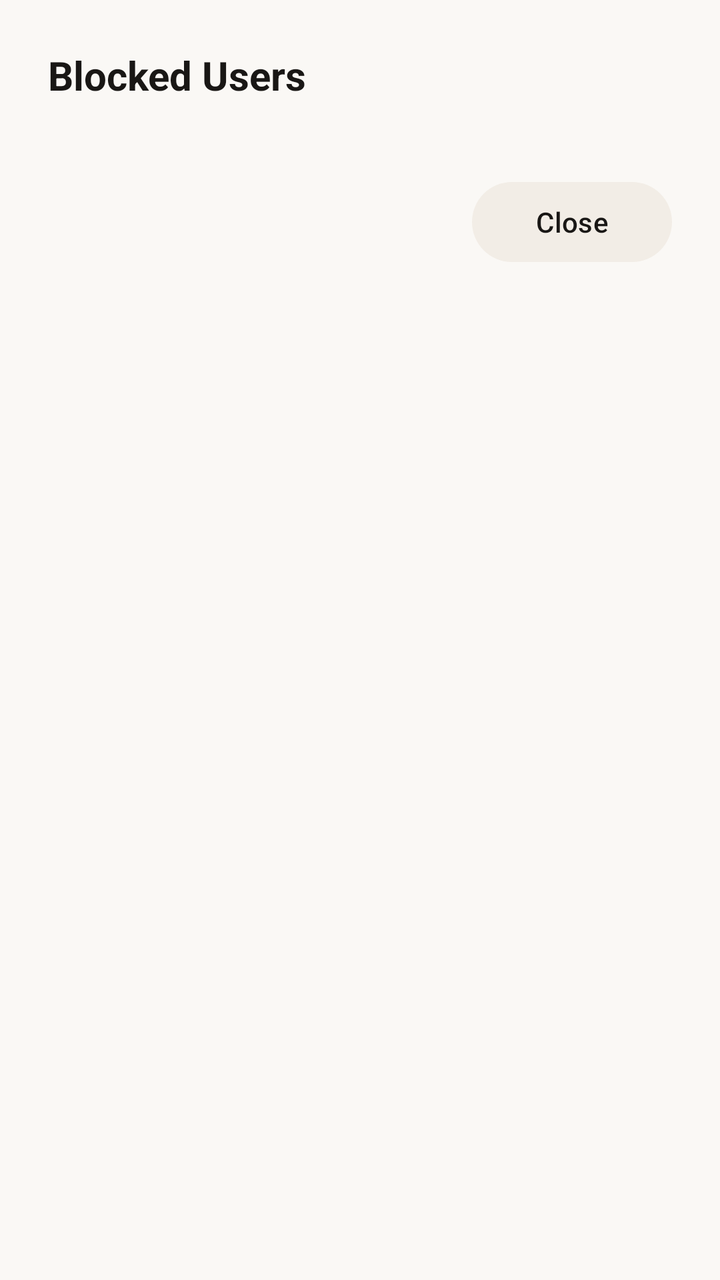
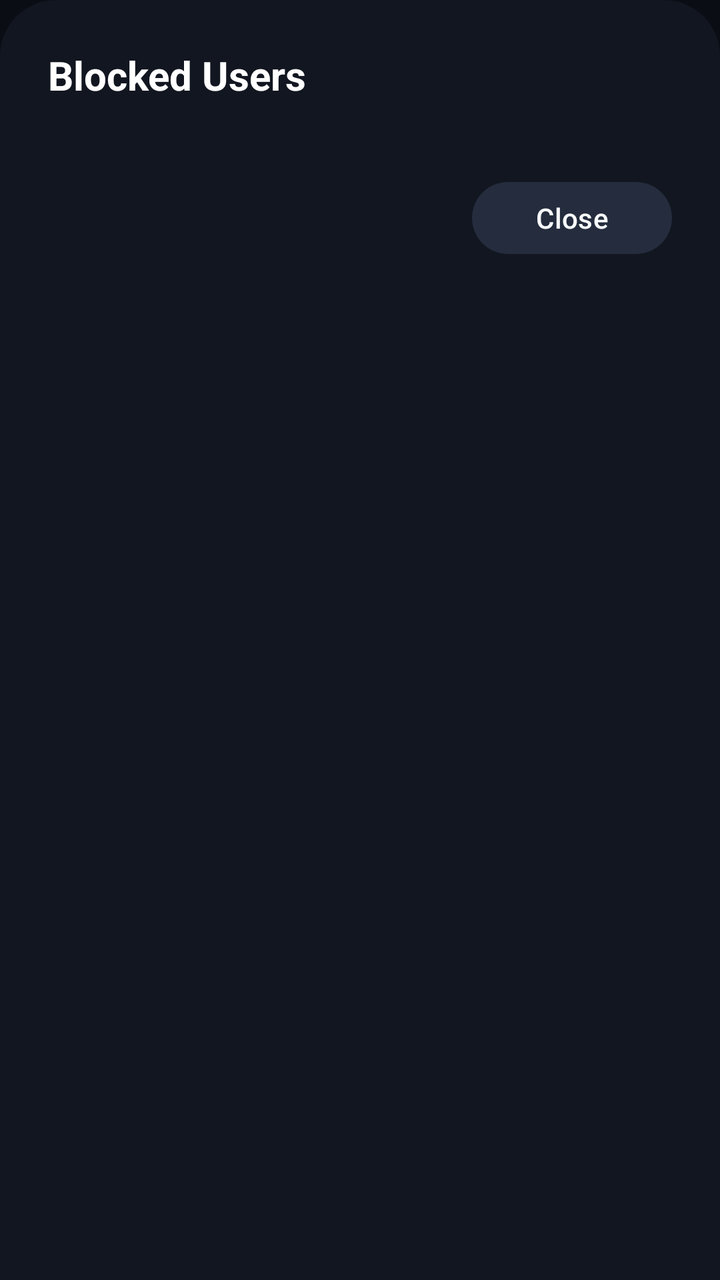

Before-and-after screenshots of an Android layout around one commit, followed by the original layout XML and the change that was made.
<!-- AndroidManifest.xml: application theme Theme.Romear -->
<!-- res/layout/dialog_blocked_users.xml -->
<?xml version="1.0" encoding="utf-8"?>
<LinearLayout xmlns:android="http://schemas.android.com/apk/res/android"
    xmlns:app="http://schemas.android.com/apk/res-auto"
    android:layout_width="match_parent"
    android:layout_height="wrap_content"
    android:orientation="vertical"
    android:padding="24dp">

    <TextView
        android:layout_width="match_parent"
        android:layout_height="wrap_content"
        android:text="@string/profile_blocked_users"
        android:textColor="@color/hello_text"
        android:textSize="20sp"
        android:textStyle="bold" />

    <ProgressBar
        android:id="@+id/blockedLoadingIndicator"
        android:layout_width="wrap_content"
        android:layout_height="wrap_content"
        android:layout_gravity="center"
        android:layout_marginTop="16dp"
        android:visibility="gone" />

    <TextView
        android:id="@+id/emptyBlockedText"
        android:layout_width="match_parent"
        android:layout_height="wrap_content"
        android:layout_marginTop="16dp"
        android:gravity="center"
        android:text="@string/empty_blocked_users"
        android:textColor="@color/hello_text_secondary"
        android:visibility="gone" />

    <LinearLayout
        android:id="@+id/blockedListContainer"
        android:layout_width="match_parent"
        android:layout_height="wrap_content"
        android:layout_marginTop="16dp"
        android:orientation="vertical" />

    <com.google.android.material.button.MaterialButton
        android:id="@+id/closeBlockedDialogButton"
        style="@style/Widget.Hello.Button.Tonal"
        android:layout_width="wrap_content"
        android:layout_height="wrap_content"
        android:layout_gravity="end"
        android:layout_marginTop="20dp"
        android:minHeight="48dp"
        android:minWidth="100dp"
        android:text="@string/close" />
</LinearLayout>
<!-- resources referenced by this layout -->
<resources>
  <color name="hello_text">#191715</color>
  <color name="hello_text_secondary">#635E56</color>
  <style name="Widget.Hello.Button.Tonal" parent="Widget.Material3.Button.TonalButton">
          <item name="android:minHeight">44dp</item>
          <item name="android:textSize">14sp</item>
          <item name="android:letterSpacing">0.01</item>
          <item name="android:fontFamily">sans-serif-medium</item>
          <item name="cornerRadius">22dp</item>
          <item name="android:paddingHorizontal">16dp</item>
          <item name="backgroundTint">@color/hello_surface_variant</item>
          <item name="android:textColor">@color/hello_text</item>
      </style>
  <color name="hello_surface_variant">#F2EDE6</color>
  <style name="Base.Theme.Romear" parent="Theme.Material3.DayNight.NoActionBar">
          <item name="colorPrimary">@color/hello_primary</item>
          <item name="colorPrimaryContainer">@color/hello_primary_container</item>
          <item name="colorOnPrimaryContainer">@color/hello_on_primary_container</item>
          <item name="colorOnPrimary">@color/hello_on_primary</item>
          <item name="colorSecondary">@color/hello_success</item>
          <item name="colorSurface">@color/hello_surface</item>
          <item name="colorOnSurface">@color/hello_text</item>
          <item name="colorOnSurfaceVariant">@color/hello_text_secondary</item>
          <item name="colorSurfaceVariant">@color/hello_surface_variant</item>
          <item name="colorOutline">@color/hello_outline</item>
          <item name="colorError">@color/hello_error</item>
          <item name="android:colorBackground">@color/hello_background</item>
          <item name="android:fontFamily">sans-serif</item>
          <item name="android:windowLightStatusBar">true</item>
          <item name="bottomSheetDialogTheme">@style/ThemeOverlay.Hello.Sheet</item>
          <item name="materialButtonStyle">@style/Widget.Hello.Button</item>
      </style>
  <color name="hello_primary">#D94524</color>
  <color name="hello_primary_container">#FFEAE3</color>
  <color name="hello_on_primary_container">#7F1F08</color>
  <color name="hello_success">#059669</color>
  <color name="hello_surface">#FFFFFF</color>
  <color name="hello_outline">#E3DBD0</color>
  <color name="hello_error">#DC2626</color>
  <color name="hello_background">#FAF8F5</color>
  <style name="Widget.Hello.Button" parent="Widget.Material3.Button">
          <item name="android:minHeight">@dimen/button_height</item>
          <item name="android:textSize">@dimen/body_type</item>
          <item name="android:letterSpacing">0.01</item>
          <item name="android:fontFamily">sans-serif-medium</item>
          <item name="cornerRadius">24dp</item>
          <item name="android:paddingHorizontal">20dp</item>
          <item name="elevation">0dp</item>
      </style>
  <style name="Widget.Hello.Sheet" parent="Widget.Material3.BottomSheet.Modal">
          <item name="shapeAppearance">@style/ShapeAppearance.Hello.Sheet</item>
          <item name="backgroundTint">@color/hello_surface</item>
      </style>
  <dimen name="button_height">52dp</dimen>
  <dimen name="body_type">15sp</dimen>
  <style name="ShapeAppearance.Hello.Sheet" parent="ShapeAppearance.Material3.LargeComponent">
          <item name="cornerSizeTopLeft">24dp</item>
          <item name="cornerSizeTopRight">24dp</item>
      </style>
  <!-- unchanged entries left out for length: 6 -->
</resources>

<!-- the commit's change to res/layout/dialog_blocked_users.xml (unified diff, before → after) -->
@@ -3,6 +3,7 @@
     xmlns:app="http://schemas.android.com/apk/res-auto"
     android:layout_width="match_parent"
     android:layout_height="wrap_content"
+    android:background="@drawable/bg_sheet_rounded"
     android:orientation="vertical"
     android:padding="24dp">
 
@@ -10,7 +11,7 @@
         android:layout_width="match_parent"
         android:layout_height="wrap_content"
         android:text="@string/profile_blocked_users"
-        android:textColor="@color/hello_text"
+        android:textColor="@color/white"
         android:textSize="20sp"
         android:textStyle="bold" />
 
@@ -20,6 +21,7 @@
         android:layout_height="wrap_content"
         android:layout_gravity="center"
         android:layout_marginTop="16dp"
+        android:indeterminateTint="@color/hello_primary"
         android:visibility="gone" />
 
     <TextView
@@ -29,7 +31,7 @@
         android:layout_marginTop="16dp"
         android:gravity="center"
         android:text="@string/empty_blocked_users"
-        android:textColor="@color/hello_text_secondary"
+        android:textColor="@color/text_secondary"
         android:visibility="gone" />
 
     <LinearLayout
@@ -43,10 +45,10 @@
         android:id="@+id/closeBlockedDialogButton"
         style="@style/Widget.Hello.Button.Tonal"
         android:layout_width="wrap_content"
-        android:layout_height="wrap_content"
+        android:layout_height="44dp"
         android:layout_gravity="end"
         android:layout_marginTop="20dp"
-        android:minHeight="48dp"
         android:minWidth="100dp"
-        android:text="@string/close" />
+        android:text="@string/close"
+        app:cornerRadius="999dp" />
 </LinearLayout>
<!-- resource entries referenced after the edit -->
@@ -1,18 +1,18 @@
 <!-- resources referenced by this layout -->
 <resources>
-  <color name="hello_text">#191715</color>
-  <color name="hello_text_secondary">#635E56</color>
+  <color name="hello_text">#F8FAFC</color>
+  <color name="hello_text_secondary">#94A3B8</color>
   <style name="Widget.Hello.Button.Tonal" parent="Widget.Material3.Button.TonalButton">
-          <item name="android:minHeight">44dp</item>
+          <item name="android:minHeight">56dp</item>
           <item name="android:textSize">14sp</item>
           <item name="android:letterSpacing">0.01</item>
           <item name="android:fontFamily">sans-serif-medium</item>
-          <item name="cornerRadius">22dp</item>
-          <item name="android:paddingHorizontal">16dp</item>
-          <item name="backgroundTint">@color/hello_surface_variant</item>
+          <item name="cornerRadius">999dp</item>
+          <item name="android:paddingHorizontal">20dp</item>
+          <item name="backgroundTint">@color/hello_surface_pill</item>
           <item name="android:textColor">@color/hello_text</item>
       </style>
-  <color name="hello_surface_variant">#F2EDE6</color>
+  <color name="hello_surface_variant">#1A202C</color>
   <style name="Base.Theme.Romear" parent="Theme.Material3.DayNight.NoActionBar">
           <item name="colorPrimary">@color/hello_primary</item>
           <item name="colorPrimaryContainer">@color/hello_primary_container</item>
@@ -27,37 +27,69 @@
           <item name="colorError">@color/hello_error</item>
           <item name="android:colorBackground">@color/hello_background</item>
           <item name="android:fontFamily">sans-serif</item>
-          <item name="android:windowLightStatusBar">true</item>
+          <item name="android:windowLightStatusBar">false</item>
+          <item name="android:windowLightNavigationBar" tools:targetApi="o_mr1">false</item>
           <item name="bottomSheetDialogTheme">@style/ThemeOverlay.Hello.Sheet</item>
           <item name="materialButtonStyle">@style/Widget.Hello.Button</item>
       </style>
-  <color name="hello_primary">#D94524</color>
-  <color name="hello_primary_container">#FFEAE3</color>
-  <color name="hello_on_primary_container">#7F1F08</color>
-  <color name="hello_success">#059669</color>
-  <color name="hello_surface">#FFFFFF</color>
-  <color name="hello_outline">#E3DBD0</color>
-  <color name="hello_error">#DC2626</color>
-  <color name="hello_background">#FAF8F5</color>
+  <color name="hello_primary">#FF5C39</color>
+  <color name="text_secondary">#94A3B8</color>
+  <color name="white">#FFFFFFFF</color>
+  <!-- drawable bg_sheet_rounded (drawable) -->
+  <?xml version="1.0" encoding="utf-8"?>
+  <shape xmlns:android="http://schemas.android.com/apk/res/android"
+      android:shape="rectangle">
+      <solid android:color="@color/hello_surface" />
+      <corners
+          android:topLeftRadius="28dp"
+          android:topRightRadius="28dp"
+          android:bottomLeftRadius="0dp"
+          android:bottomRightRadius="0dp" />
+  </shape>
+  <color name="hello_primary_container">#242C3D</color>
+  <color name="hello_on_primary_container">#FF7854</color>
+  <color name="hello_success">#10B981</color>
+  <color name="hello_surface">#121620</color>
+  <color name="hello_surface_pill">#242C3D</color>
+  <color name="hello_outline">#2A3346</color>
+  <color name="hello_error">#EF4444</color>
+  <color name="hello_background">#0A0D14</color>
   <style name="Widget.Hello.Button" parent="Widget.Material3.Button">
-          <item name="android:minHeight">@dimen/button_height</item>
-          <item name="android:textSize">@dimen/body_type</item>
+          <item name="android:minHeight">56dp</item>
+          <item name="android:textSize">14sp</item>
           <item name="android:letterSpacing">0.01</item>
           <item name="android:fontFamily">sans-serif-medium</item>
-          <item name="cornerRadius">24dp</item>
-          <item name="android:paddingHorizontal">20dp</item>
+          <item name="cornerRadius">999dp</item>
+          <item name="android:paddingHorizontal">24dp</item>
           <item name="elevation">0dp</item>
+          <item name="android:insetTop">0dp</item>
+          <item name="android:insetBottom">0dp</item>
+          <item name="android:textAllCaps">false</item>
+          <item name="android:background">@drawable/bg_gradient_primary</item>
+          <item name="backgroundTint">@null</item>
+          <item name="android:textColor">@color/white</item>
       </style>
   <style name="Widget.Hello.Sheet" parent="Widget.Material3.BottomSheet.Modal">
           <item name="shapeAppearance">@style/ShapeAppearance.Hello.Sheet</item>
-          <item name="backgroundTint">@color/hello_surface</item>
+          <item name="backgroundTint">@color/hello_surface_variant</item>
       </style>
-  <dimen name="button_height">52dp</dimen>
-  <dimen name="body_type">15sp</dimen>
+  <!-- drawable bg_gradient_primary (drawable) -->
+  <?xml version="1.0" encoding="utf-8"?>
+  <shape xmlns:android="http://schemas.android.com/apk/res/android"
+      android:shape="rectangle">
+      <gradient
+          android:angle="0"
+          android:startColor="@color/primary_coral"
+          android:endColor="@color/primary_coral_end"
+          android:type="linear" />
+      <corners android:radius="999dp" />
+  </shape>
   <style name="ShapeAppearance.Hello.Sheet" parent="ShapeAppearance.Material3.LargeComponent">
-          <item name="cornerSizeTopLeft">24dp</item>
-          <item name="cornerSizeTopRight">24dp</item>
+          <item name="cornerSizeTopLeft">28dp</item>
+          <item name="cornerSizeTopRight">28dp</item>
       </style>
+  <color name="primary_coral">#FF5C39</color>
+  <color name="primary_coral_end">#FF7854</color>
   <!-- unchanged entries left out for length: 6 -->
 </resources>
 
